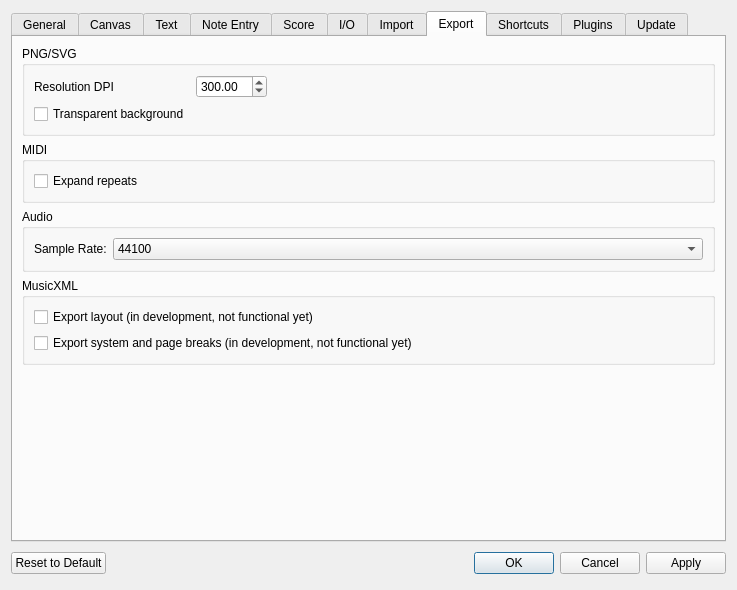
The window that mscore/mscore/prefsdialog.ui (musescore/musescore-old) describes before a commit, drawn with Qt 5.
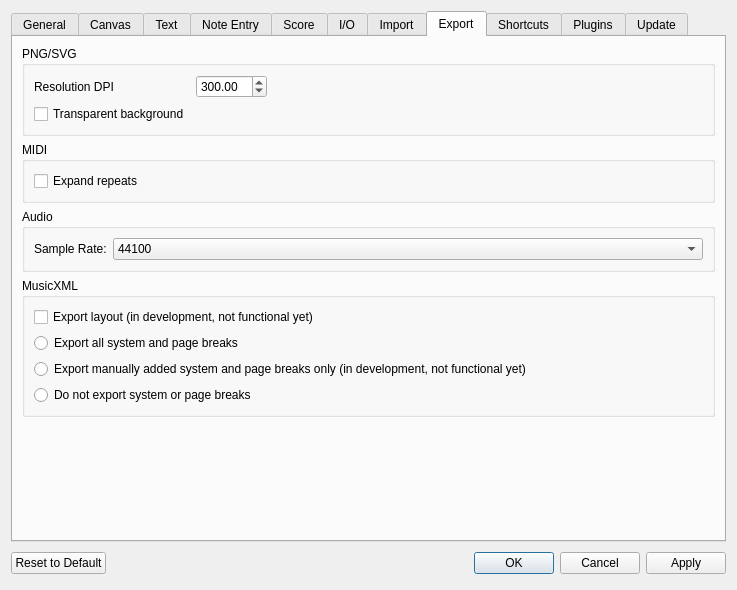
The same window after the commit. The open tabs and pages were chosen to show the change. Custom widgets are drawn as their Qt base class.

```diff
--- a/mscore/mscore/prefsdialog.ui
+++ b/mscore/mscore/prefsdialog.ui
@@ -2609,9 +2609,23 @@
            </widget>
           </item>
           <item>
-           <widget class="QCheckBox" name="exportBreaks">
+           <widget class="QRadioButton" name="exportAllBreaks">
             <property name="text">
-             <string>Export system and page breaks (in development, not functional yet)</string>
+             <string>Export all system and page breaks</string>
+            </property>
+           </widget>
+          </item>
+          <item>
+           <widget class="QRadioButton" name="exportManualBreaks">
+            <property name="text">
+             <string>Export manually added system and page breaks only (in development, not functional yet)</string>
+            </property>
+           </widget>
+          </item>
+          <item>
+           <widget class="QRadioButton" name="exportNoBreaks">
+            <property name="text">
+             <string>Do not export system or page breaks</string>
             </property>
            </widget>
           </item>
```
